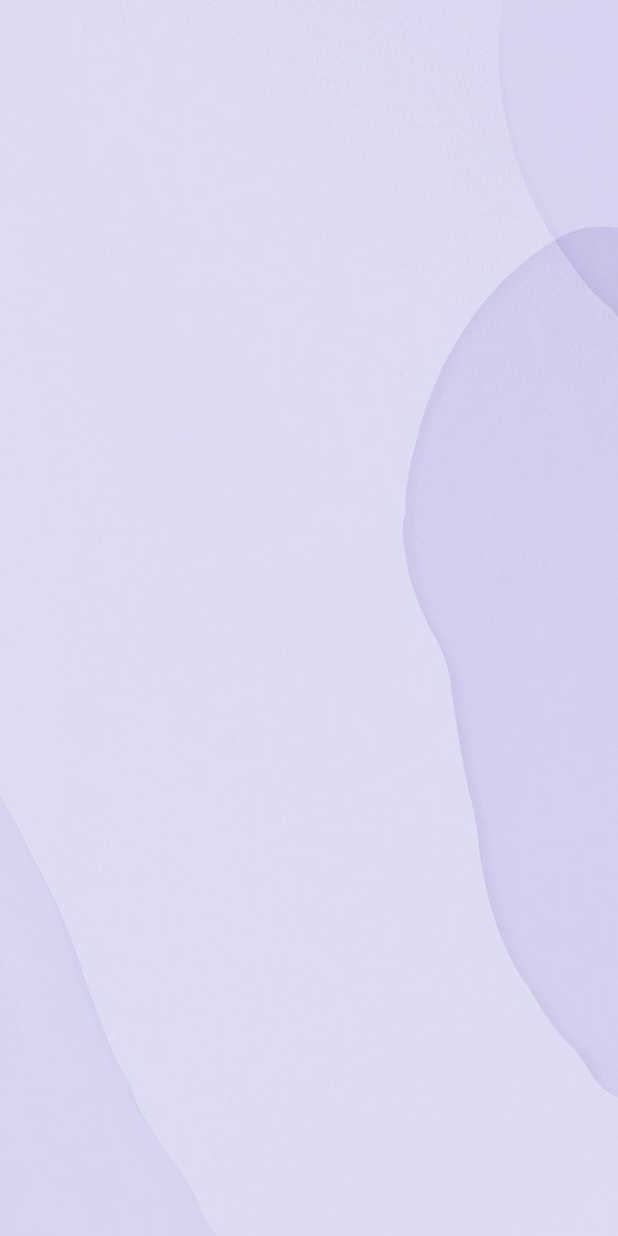
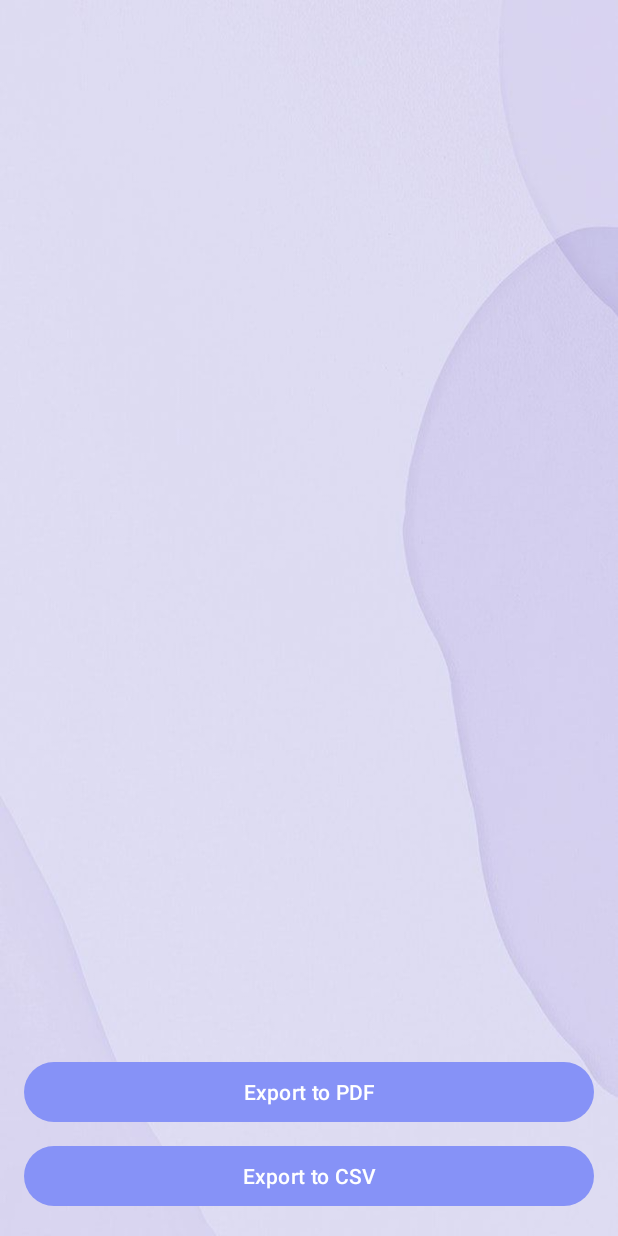
Before and after one commit to iamwahida/expensify_MAD, an Android app built with Jetpack Compose: the ViewAllExpensesActivity screen opened directly, with no data from a screen before it, on a phone screen of 412 x 824 dp. Run offline under Robolectric (Android 15) with nearby library versions, the phone set to English and light mode, and no system bars; our stand-ins replace Firebase (no records; nobody signed in at launch, a user with empty details on screens opened directly).

```diff
--- a/app/src/main/AndroidManifest.xml
+++ b/app/src/main/AndroidManifest.xml
@@ -1,6 +1,7 @@
 <?xml version="1.0" encoding="utf-8"?>
 <manifest xmlns:android="http://schemas.android.com/apk/res/android"
     xmlns:tools="http://schemas.android.com/tools">
+    <uses-permission android:name="android.permission.WRITE_EXTERNAL_STORAGE" />
 
     <application
         android:allowBackup="true"
--- a/app/src/main/java/com/example/expensify/AddExpenseActivity.kt
+++ b/app/src/main/java/com/example/expensify/AddExpenseActivity.kt
@@ -80,7 +80,7 @@ class AddExpenseActivity : AppCompatActivity() {
             .addOnSuccessListener {
                 Toast.makeText(this, "Expense saved!", Toast.LENGTH_SHORT).show()
                 updateTripTotal(tripId)
-                setResult(RESULT_OK) //realod page directly
+                setResult(RESULT_OK) //reload page directly
                 finish()
             }
             .addOnFailureListener {
@@ -94,10 +94,10 @@ class AddExpenseActivity : AppCompatActivity() {
             .addOnSuccessListener { docs ->
                 val total = docs.sumOf { it.getDouble("amount") ?: 0.0 }
                 db.collection("trips").document(tripId)
-                    .update("expense", total)  // 👈 evtl. Attributname anpassen!
+                    .update("expense", total)
             }
             .addOnFailureListener {
-                Toast.makeText(this, "Fehler beim Aktualisieren der Gesamtsumme", Toast.LENGTH_SHORT).show()
+                Toast.makeText(this, "Encountered Error while updating sum.", Toast.LENGTH_SHORT).show()
             }
     }
 
--- a/app/src/main/res/layout/activity_view_all_expenses.xml
+++ b/app/src/main/res/layout/activity_view_all_expenses.xml
@@ -8,9 +8,24 @@
 
     <ListView
         android:id="@+id/expenseListView"
-        android:layout_marginTop="25dp"
         android:layout_width="match_parent"
-        android:layout_height="match_parent"
+        android:layout_height="0dp"
+        android:layout_weight="1"
         android:divider="@android:color/darker_gray"
         android:dividerHeight="1dp"/>
+
+    <Button
+        android:id="@+id/exportPdfButton"
+        android:layout_width="match_parent"
+        android:layout_height="wrap_content"
+        android:text="Export to PDF"
+        android:layout_marginTop="16dp"/>
+
+    <Button
+        android:id="@+id/exportCsvButton"
+        android:layout_width="match_parent"
+        android:layout_height="wrap_content"
+        android:text="Export to CSV"
+        android:layout_marginTop="8dp"/>
+
 </LinearLayout>
```
Also changed, not shown: app/src/main/java/com/example/expensify/ViewAllExpensesActivity.kt (+121 -1 lines).
